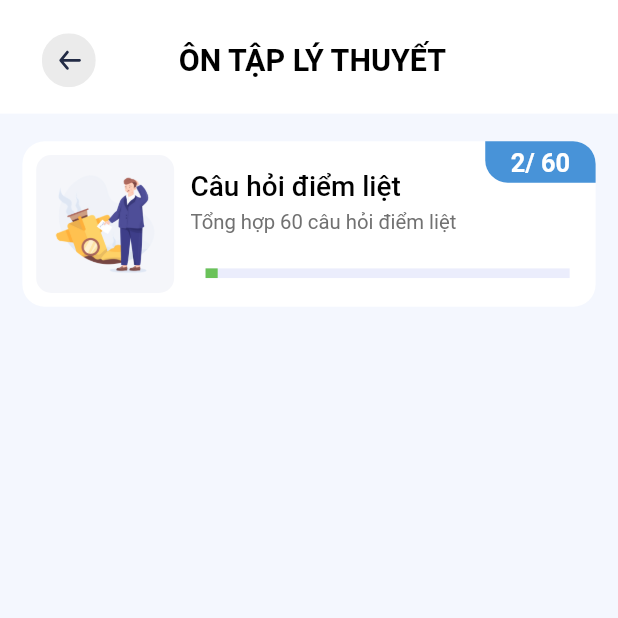
After one commit to bang2001vl/SatHachLaiXe, a Flutter app: the screen it shows after launch, after a tap on "Ôn tập lý thuyết", on a phone screen of 412 x 824 dp, the top half of it. The commit adds this screen. Run offline on Flutter 3.47's test engine with Material 2 defaults, Android fonts, the phone set to English and light mode, and no system bars; drawn by our look-alikes of percent_indicator; our stand-ins replace dio, equatable, flutter_bloc, flutter_screenutil, flutter_svg and 1 more; missing offline and left inert: dart:ffi; accounts and stored records are empty.

Commit message:
update UI

```diff
--- /dev/null
+++ b/sathachlaixe/lib/UI/Component/ques_category.dart
@@ -0,0 +1,107 @@
+import 'package:percent_indicator/linear_percent_indicator.dart';
+import 'package:sathachlaixe/UI/Style/color.dart';
+import 'package:sathachlaixe/UI/Style/text_style.dart';
+import 'package:flutter/cupertino.dart';
+import 'package:flutter/material.dart';
+import 'package:flutter_screenutil/flutter_screenutil.dart';
+import 'package:flutter_svg/svg.dart';
+
+class QuesCategoryItem extends StatelessWidget {
+  const QuesCategoryItem({
+    Key? key,
+    required this.imageSrc,
+    required this.name,
+    required this.subtitle,
+    required this.totalQues,
+    required this.correctQues,
+  }) : super(key: key);
+  final String imageSrc, name, subtitle;
+  final int totalQues, correctQues;
+
+  @override
+  Widget build(BuildContext context) {
+    return Padding(
+      padding: EdgeInsets.symmetric(vertical: 10.h),
+      child: SafeArea(
+        child: Container(
+          height: 120.h,
+          width: double.infinity,
+          decoration: BoxDecoration(
+            color: dtcolor13,
+            borderRadius: BorderRadius.circular(15),
+          ),
+          child: Row(
+            mainAxisAlignment: MainAxisAlignment.start,
+            children: <Widget>[
+              Container(
+                height: 100.h,
+                width: 100.h,
+                margin: EdgeInsets.only(left: 10.h),
+                decoration: BoxDecoration(
+                  color: dtcolor2,
+                  borderRadius: BorderRadius.circular(10),
+                ),
+                child: Image.asset(imageSrc),
+              ),
+              SizedBox(width: 11.w),
+              Expanded(
+                child: Stack(
+                  children: [
+                    Column(
+                      crossAxisAlignment: CrossAxisAlignment.start,
+                      mainAxisAlignment: MainAxisAlignment.center,
+                      children: [
+                        Text(
+                          name,
+                          style: kText16Medium_1.copyWith(
+                            fontWeight: FontWeight.w500,
+                            fontSize: ScreenUtil().setSp(22.sp),
+                            color: Colors.black,
+                          ),
+                        ),
+                        SizedBox(
+                          height: 5.h,
+                        ),
+                        Text(subtitle, style: kText16Normal_11),
+                        SizedBox(
+                          height: 25.h,
+                        ),
+                        LinearPercentIndicator(
+                          width: MediaQuery.of(context).size.width - 150.w,
+                          lineHeight: 7.h,
+                          backgroundColor: dtcolor8,
+                          percent: correctQues / totalQues,
+                          progressColor: dtcolor5,
+                        ),
+                      ],
+                    ),
+                    Positioned(
+                      top: 0,
+                      right: 0,
+                      child: Container(
+                        alignment: Alignment.center,
+                        height: 30.h,
+                        width: 80.h,
+                        padding: EdgeInsets.all(5.h),
+                        decoration: BoxDecoration(
+                          color: dtcolor1,
+                          borderRadius: BorderRadius.only(
+                              topRight: Radius.circular(15),
+                              bottomLeft: Radius.circular(15)),
+                        ),
+                        child: Text(
+                          '${correctQues}/ ${totalQues}',
+                          style: kText20Bold_13,
+                        ),
+                      ),
+                    ),
+                  ],
+                ),
+              ),
+            ],
+          ),
+        ),
+      ),
+    );
+  }
+}
--- a/sathachlaixe/lib/UI/Home/home_screen.dart
+++ b/sathachlaixe/lib/UI/Home/home_screen.dart
@@ -7,6 +7,7 @@ import 'package:flutter_screenutil/flutter_screenutil.dart';
 import 'package:sathachlaixe/UI/Component/home_category.dart';
 import 'package:sathachlaixe/UI/Component/searchbar.dart';
 import 'package:sathachlaixe/UI/profile/profile_screen.dart';
+import 'package:sathachlaixe/UI/studyQues/quesCategory_sceen.dart';
 import 'package:sathachlaixe/model/history.dart';
 import 'package:sathachlaixe/singleston/repository.dart';
 import '../quizUI.dart';
@@ -115,6 +116,12 @@ class HomeScreen extends StatelessWidget {
                         title: "Ôn tập lý thuyết",
                         svgSrc: "assets/icons/ic_assignment.svg",
                       ),
+                      onTap: () {
+                        Navigator.push(
+                            context,
+                            MaterialPageRoute(
+                                builder: (context) => QuesCategoryScreen()));
+                      },
                     ),
                     InkWell(
                       child: HomeCategory(
--- a/sathachlaixe/lib/UI/Style/color.dart
+++ b/sathachlaixe/lib/UI/Style/color.dart
@@ -27,6 +27,7 @@ final dtcolor12 = Color(0xFF676767);
 final dtcolor13 = Color(0xFFFFFFFF);
 final dtcolor14 = Color(0xFF000000);
 final dtcolor15 = Color(0xFFFF9900);
+final dtcolor16 = Color(0xFFF4F7FE);
 final cwcolor21 = Color(0xFF5AAEE7);
 final cwcolor22 = Color(0xFFD8F4ED);
 final cwcolor23 = Color(0xFFFFDFDD);
--- a/sathachlaixe/lib/UI/Style/text_style.dart
+++ b/sathachlaixe/lib/UI/Style/text_style.dart
@@ -35,6 +35,12 @@ var kText24Normal_13 = kText22Bold_13.copyWith(
 var kText24Bold_13 = kText20Bold_13.copyWith(
   fontSize: ScreenUtil().setSp(24.sp),
 );
+var kText24Bold_14 = kText22Bold_14.copyWith(
+  fontSize: ScreenUtil().setSp(24.sp),
+);
+var kText24Bold_1 = kText35Bold_1.copyWith(
+  fontSize: ScreenUtil().setSp(24.sp),
+);
 
 var kText22Bold_13 = kText20Bold_13.copyWith(
   fontSize: ScreenUtil().setSp(22.sp),
@@ -46,6 +52,9 @@ var kText22Bold_14 = kText22Bold_13.copyWith(
 var kText22Medium_1 = kText20Medium_1.copyWith(
   fontSize: ScreenUtil().setSp(22.sp),
 );
+var kText22Medium_14 = kText22Medium_1.copyWith(
+  color: dtcolor14,
+);
 
 var kText20Bold_13 = kText18Normal_14.copyWith(
     fontWeight: FontWeight.bold,
@@ -55,11 +64,14 @@ var kText20Bold_6 = kText30Bold_6.copyWith(fontSize: ScreenUtil().setSp(20.sp));
 
 var kText20Medium_1 = kText16Normal_14.copyWith(
   fontWeight: FontWeight.w600,
-  fontSize: ScreenUtil().setSp(20.sp),
+  fontSize: ScreenUtil().setSp(20),
   color: dtcolor1,
 );
 var kText20Medium_10 = kText20Medium_1.copyWith(
   color: dtcolor10,
+);
+var kText20Medium_14 = kText20Medium_1.copyWith(
+  color: dtcolor14,
 );
 
 var kText18Normal_14 =
@@ -84,6 +96,7 @@ var kText16Medium_13 = kText24Normal_13.copyWith(
   fontSize: ScreenUtil().setSp(16.sp),
 );
 var kText16Normal_13 = kText16Normal_14.copyWith(color: dtcolor13);
+var kText16Normal_11 = kText16Normal_14.copyWith(color: dtcolor11);
 var kText16Medium_1 = kText20Medium_1.copyWith(
   fontSize: ScreenUtil().setSp(16.sp),
 );
--- /dev/null
+++ b/sathachlaixe/lib/UI/studyQues/quesCategory_sceen.dart
@@ -0,0 +1,78 @@
+import 'package:flutter_svg/flutter_svg.dart';
+import 'package:sathachlaixe/UI/Component/ques_category.dart';
+import 'package:sathachlaixe/UI/Component/test.dart';
+import 'package:sathachlaixe/UI/Component/testUnStarted.dart';
+import 'package:sathachlaixe/UI/Style/color.dart';
+import 'package:sathachlaixe/UI/Style/text_style.dart';
+import 'package:sathachlaixe/UI/Component/return_button.dart';
+import 'package:flutter/cupertino.dart';
+import 'package:flutter/material.dart';
+import 'package:flutter_screenutil/flutter_screenutil.dart';
+import 'package:sathachlaixe/UI/studyQues/studyQuiz_screen.dart';
+import 'package:sathachlaixe/model/history.dart';
+import 'package:sathachlaixe/singleston/repository.dart';
+
+class QuesCategoryScreen extends StatelessWidget {
+  @override
+  Widget build(context) {
+    var size = MediaQuery.of(context).size;
+    return Scaffold(
+      body: SafeArea(
+        child: Container(
+          height: size.height,
+          width: size.width,
+          decoration: BoxDecoration(
+            color: Colors.white,
+          ),
+          child: Column(
+            children: <Widget>[
+              Padding(
+                padding: EdgeInsets.only(
+                    left: 20.w, right: 20.w, top: 15.h, bottom: 10.h),
+                child: Row(
+                  mainAxisAlignment: MainAxisAlignment.spaceBetween,
+                  children: <Widget>[
+                    ReturnButton(),
+                    Text('ÔN TẬP LÝ THUYẾT', style: kText24Bold_14),
+                    IconButton(
+                      onPressed: () {},
+                      iconSize: 35.h,
+                      icon: SvgPicture.asset('assets/icons/shuffle.svg'),
+                    )
+                  ],
+                ),
+              ),
+              Expanded(
+                child: Container(
+                  color: dtcolor16,
+                  child: Padding(
+                    padding:
+                        EdgeInsets.symmetric(vertical: 10.h, horizontal: 15.w),
+                    child: Column(
+                      children: [
+                        InkWell(
+                          child: QuesCategoryItem(
+                              imageSrc: "assets/images/quescate2.png",
+                              name: "Câu hỏi điểm liệt",
+                              subtitle: 'Tổng hợp 60 câu hỏi điểm liệt',
+                              totalQues: 60,
+                              correctQues: 2),
+                          onTap: () {
+                            Navigator.push(
+                                context,
+                                MaterialPageRoute(
+                                    builder: (context) => QuizStudyScreen()));
+                          },
+                        ),
+                      ],
+                    ),
+                  ),
+                ),
+              ),
+            ],
+          ),
+        ),
+      ),
+    );
+  }
+}
--- a/sathachlaixe/pubspec.yaml
+++ b/sathachlaixe/pubspec.yaml
@@ -38,7 +38,7 @@ dependencies:
   shared_preferences: ^2.0.5
   flutter_svg: ^0.22.0
   carousel_slider: ^4.0.0-nullsafety.0
-  percent_indicator: "^2.1.7+2"
+  percent_indicator: "^3.4.0"
   equatable: ^0.2.0
   dio:
   socket_io_client: ^1.0.2
```
Also changed, not shown: sathachlaixe/lib/UI/studyQues/studyQuiz_screen.dart (added, +313 -0 lines), sathachlaixe/assets/images/quescate2.png (added), sathachlaixe/pubspec.lock.
